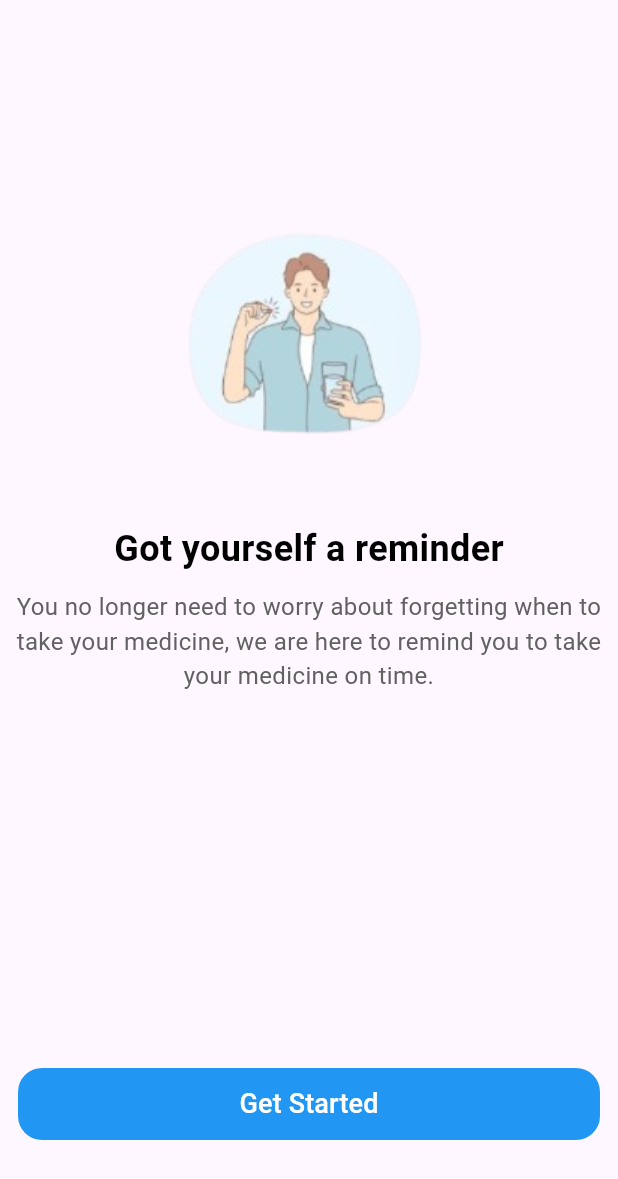
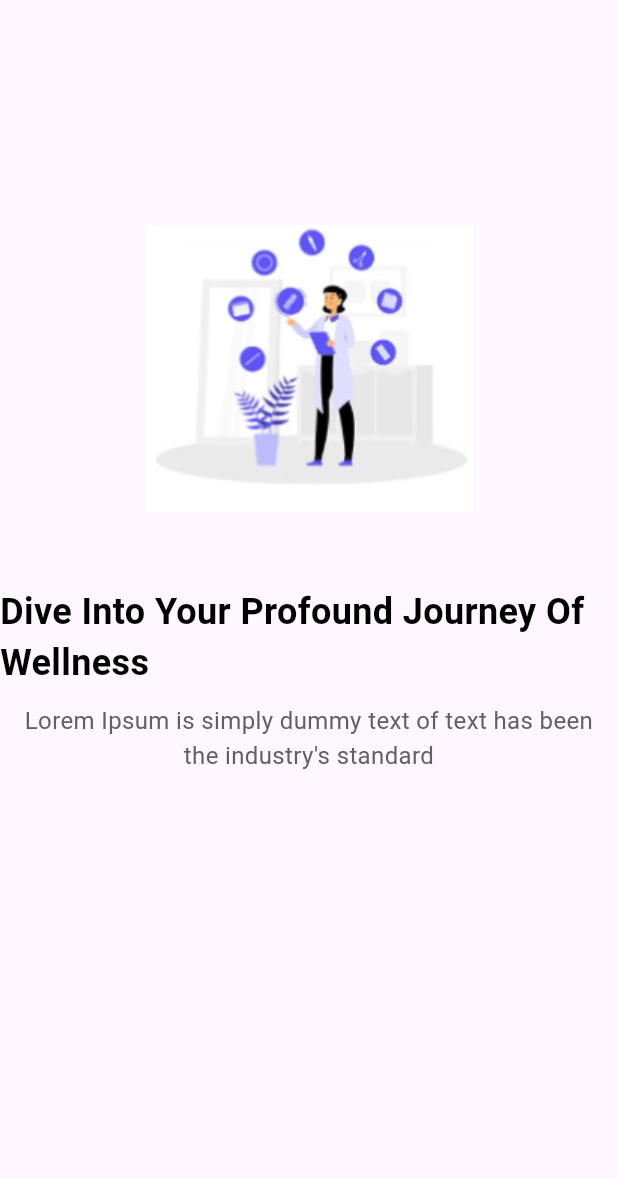
Before and after one commit to mohamedmostafarizk/Medcine_App, a Flutter app: the screen it shows after launch, after a tap on "Get Started", on a phone screen of 412 x 824 dp. Shown: the top 1179 px of the screen. Run offline on Flutter 3.47's test engine with Material 3 defaults, Android fonts, the phone set to English and light mode, and no system bars.

Commit message:
Create after getstarted page 1

```diff
--- /dev/null
+++ b/lib/Presentation/views/afterGetStarted_1.dart
@@ -0,0 +1,43 @@
+// ignore_for_file: file_names
+
+import 'package:flutter/material.dart';
+
+class Aftergetstarted1 extends StatelessWidget {
+  const Aftergetstarted1({super.key});
+
+  @override
+  Widget build(BuildContext context) {
+    return Scaffold(
+      body: SizedBox(
+        width: double.infinity,
+        child: Padding(
+          padding: const EdgeInsets.only(top: 150),
+          child: Column(
+            crossAxisAlignment: CrossAxisAlignment.center,
+            children: [
+              Image.asset('asset/images/0_3.png'),
+              SizedBox(height: 50),
+              Text(
+                'Dive Into Your Profound Journey Of Wellness',
+                style: TextStyle(
+                  fontSize: 24,
+                  fontWeight: FontWeight.bold,
+                  color: Colors.black,
+                ),
+              ),
+              SizedBox(height: 10),
+              Padding(
+                padding: const EdgeInsets.symmetric(horizontal: 8),
+                child: Text(
+                  'Lorem Ipsum is simply dummy text of text has been the industry\'s standard',
+                  textAlign: TextAlign.center,
+                  style: TextStyle(fontSize: 16, color: Colors.grey[700]),
+                ),
+              ),
+            ],
+          ),
+        ),
+      ),
+    );
+  }
+}
--- a/lib/Presentation/views/getStarted.dart
+++ b/lib/Presentation/views/getStarted.dart
@@ -1,6 +1,7 @@
 // ignore_for_file: file_names
 
 import 'package:flutter/material.dart';
+import 'package:medcineapp/Presentation/views/afterGetStarted_1.dart';
 
 class GetStarted extends StatelessWidget {
   const GetStarted({super.key});
@@ -43,7 +44,14 @@ class GetStarted extends StatelessWidget {
                   color: Colors.blue,
                 ),
                 child: TextButton(
-                  onPressed: () {},
+                  onPressed: () {
+                    Navigator.push(
+                      context,
+                      MaterialPageRoute(
+                        builder: (context) => const Aftergetstarted1(),
+                      ),
+                    );
+                  },
                   child: const Text(
                     'Get Started',
                     style: TextStyle(color: Colors.white, fontSize: 18),
```
Also changed, not shown: asset/images/0_3.png (added).
